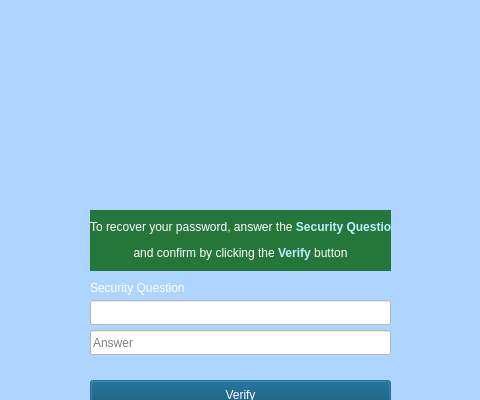
Old version of the form LeonCam/ForgottenPassword.ui in the repository kazimierczak-robert/LeonCam; both pictures show x 160 to 640 and y 0 to 400 of the 800 by 600 pixel window.
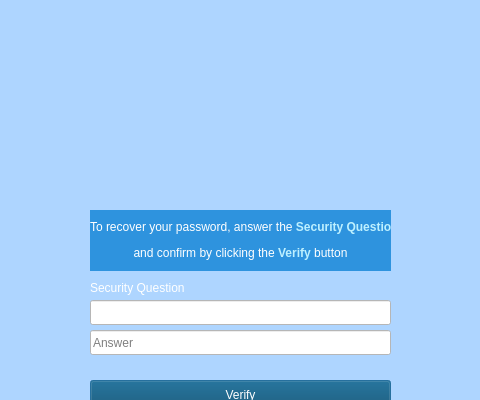
New version of the form. Icons and pictures are not drawn.

The edit to the form file:
```diff
--- a/LeonCam/ForgottenPassword.ui
+++ b/LeonCam/ForgottenPassword.ui
@@ -57,7 +57,8 @@
    </property>
    <property name="styleSheet">
     <string notr="true">color: rgb(255, 255, 255);
-background-color:rgb(36, 118, 59)
+/*background-color:rgb(36, 118, 59)*/
+background-color: rgb(46, 147, 222);
 </string>
    </property>
    <property name="lineWidth">
```
